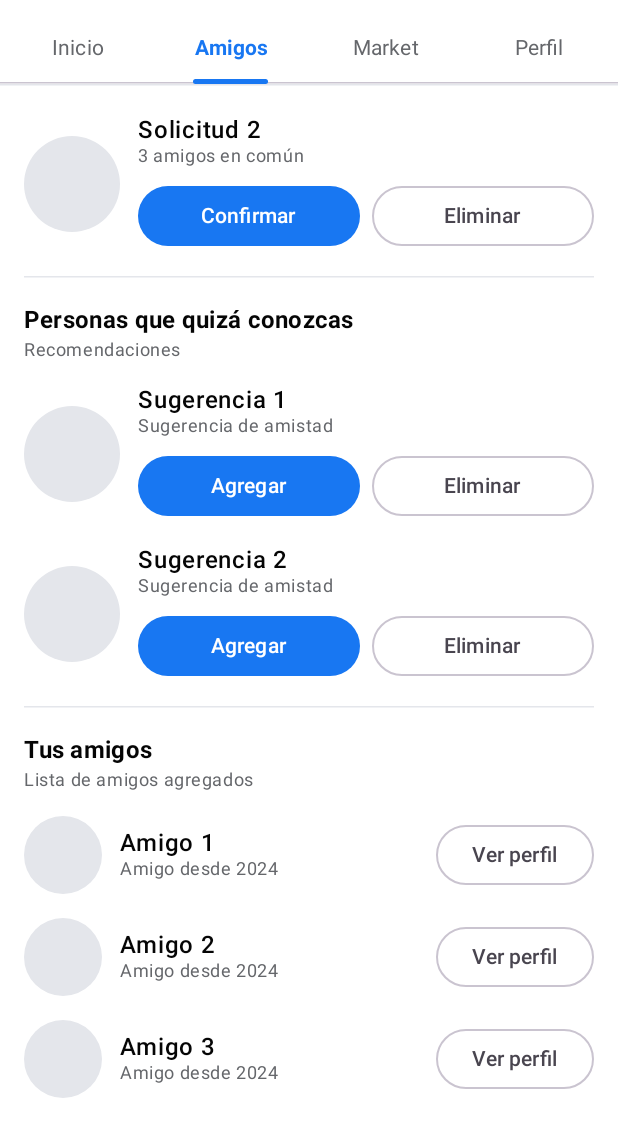
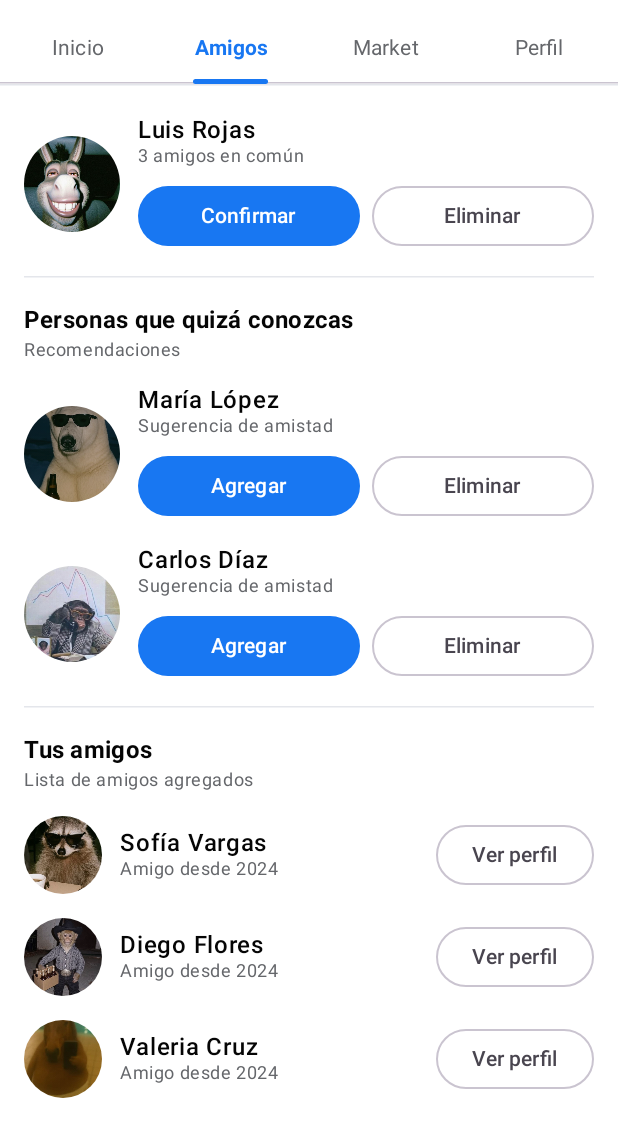
Before and after one commit to josenacho567-eng/facebook, an Android app built with Jetpack Compose: the screen it shows after launch (MainActivity), tab 2 chosen, scrolled down 206 dp, on a phone screen of 412 x 824 dp, the part 114-1236 px from its top. Run offline under Robolectric (Android 15) with nearby library versions, the phone set to English and light mode, and no system bars.

Commit message:
Agregar nombres y fotos a la sección de amigos

```diff
--- a/app/src/main/java/com/example/facebook/ui/screens/FriendsScreen.kt
+++ b/app/src/main/java/com/example/facebook/ui/screens/FriendsScreen.kt
@@ -1,8 +1,9 @@
 package com.example.facebook.ui.screens
 
+// Elementos de Compose para mostrar imágenes, fondos y organizar la pantalla.
+import androidx.compose.foundation.Image
 import androidx.compose.foundation.background
 import androidx.compose.foundation.layout.Arrangement
-import androidx.compose.foundation.layout.Box
 import androidx.compose.foundation.layout.Column
 import androidx.compose.foundation.layout.Row
 import androidx.compose.foundation.layout.Spacer
@@ -14,88 +15,146 @@ import androidx.compose.foundation.layout.size
 import androidx.compose.foundation.layout.width
 import androidx.compose.foundation.lazy.LazyColumn
 import androidx.compose.foundation.shape.CircleShape
+
+// Botones, separadores y textos de Material.
 import androidx.compose.material3.Button
 import androidx.compose.material3.HorizontalDivider
 import androidx.compose.material3.MaterialTheme
 import androidx.compose.material3.OutlinedButton
 import androidx.compose.material3.Text
+
+// Herramientas para crear componentes y vistas previas.
 import androidx.compose.runtime.Composable
 import androidx.compose.ui.Alignment
 import androidx.compose.ui.Modifier
 import androidx.compose.ui.draw.clip
+import androidx.compose.ui.layout.ContentScale
+import androidx.compose.ui.res.painterResource
 import androidx.compose.ui.text.font.FontWeight
 import androidx.compose.ui.tooling.preview.Preview
 import androidx.compose.ui.unit.dp
+
+// R permite acceder a las fotos guardadas en res/drawable-nodpi.
+import com.example.facebook.R
+
+// Colores y tema que ya utiliza el proyecto.
 import com.example.facebook.ui.theme.FacebookPlaceholder
 import com.example.facebook.ui.theme.FacebookSurface
 import com.example.facebook.ui.theme.FacebookTextSecondary
 import com.example.facebook.ui.theme.FacebookTheme
 
+// Representa los datos que necesita cada persona de la pantalla.
+private data class Persona(
+    val nombre: String,  // Nombre que aparecerá junto a la foto.
+    val foto: Int,       // Referencia a una imagen de drawable-nodpi.
+    val detalle: String  // Texto pequeño debajo del nombre.
+)
+
+// Estas son las dos solicitudes de amistad.
+// Cambia los nombres, fotos y detalles por los que tú quieras mostrar.
+private val solicitudes = listOf(
+    Persona("Ana Pérez", R.drawable.foto_solicitud_1, "2 amigos en común"),
+    Persona("Luis Rojas", R.drawable.foto_solicitud_2, "3 amigos en común")
+)
+
+// Estas son las dos personas sugeridas.
+private val sugerencias = listOf(
+    Persona("María López", R.drawable.foto_sugerencia_1, "Sugerencia de amistad"),
+    Persona("Carlos Díaz", R.drawable.foto_sugerencia_2, "Sugerencia de amistad")
+)
+
+// Estos son los tres amigos que aparecen al final de la pantalla.
+private val amigos = listOf(
+    Persona("Sofía Vargas", R.drawable.foto_amigo_1, "Amigo desde 2024"),
+    Persona("Diego Flores", R.drawable.foto_amigo_2, "Amigo desde 2024"),
+    Persona("Valeria Cruz", R.drawable.foto_amigo_3, "Amigo desde 2024")
+)
+
 @Composable
 fun FriendsScreen(modifier: Modifier = Modifier) {
+    // LazyColumn muestra una lista vertical y crea las filas según se necesitan.
     LazyColumn(
         modifier = modifier
-            .fillMaxSize()
-            .background(FacebookSurface)
-            .padding(16.dp),
-        verticalArrangement = Arrangement.spacedBy(16.dp)
+            .fillMaxSize()                 // La lista ocupa toda la pantalla disponible.
+            .background(FacebookSurface) // Aplica el color de fondo del proyecto.
+            .padding(16.dp),              // Deja espacio alrededor del contenido.
+        verticalArrangement = Arrangement.spacedBy(16.dp) // Separa las filas.
     ) {
-        // Título principal
+        // Encabezado principal.
         item {
             Text(
-                text = "Amigos",
+                text = "Amigos", // Título visible en la pantalla.
                 style = MaterialTheme.typography.headlineSmall,
                 fontWeight = FontWeight.Bold
             )
         }
 
-        // 1. Solicitudes de amistad
+        // Título de la sección de solicitudes.
         item {
-            SectionTitle(title = "Solicitudes de amistad", subtitle = "2 nuevas")
-        }
-        items(2) { index ->
-            FriendActionRow(
-                name = "Solicitud ${index + 1}",
-                subtitle = "${index + 2} amigos en común",
-                primaryButtonText = "Confirmar",
-                secondaryButtonText = "Eliminar"
+            SectionTitle(
+                title = "Solicitudes de amistad",
+                subtitle = "${solicitudes.size} nuevas"
             )
         }
 
+        // Crea una fila por cada persona de la lista «solicitudes».
+        items(solicitudes.size) { index ->
+            val persona = solicitudes[index] // Obtiene la solicitud actual.
+
+            FriendActionRow(
+                persona = persona,                // Envía nombre, foto y detalle.
+                primaryButtonText = "Confirmar", // Texto del primer botón.
+                secondaryButtonText = "Eliminar" // Texto del segundo botón.
+            )
+        }
+
+        // Línea que separa solicitudes y sugerencias.
         item {
             HorizontalDivider(color = FacebookPlaceholder)
         }
 
-        // 2. Recomendaciones de amistad
+        // Título de la sección de sugerencias.
         item {
-            SectionTitle(title = "Personas que quizá conozcas", subtitle = "Recomendaciones")
+            SectionTitle(
+                title = "Personas que quizá conozcas",
+                subtitle = "Recomendaciones"
+            )
         }
-        items(2) { index ->
+
+        // Crea una fila por cada persona sugerida.
+        items(sugerencias.size) { index ->
+            val persona = sugerencias[index] // Obtiene la sugerencia actual.
+
             FriendActionRow(
-                name = "Sugerencia ${index + 1}",
-                subtitle = "Sugerencia de amistad",
+                persona = persona,
                 primaryButtonText = "Agregar",
                 secondaryButtonText = "Eliminar"
             )
         }
 
+        // Línea que separa sugerencias y amigos.
         item {
             HorizontalDivider(color = FacebookPlaceholder)
         }
 
-        // 3. Visualización de amigos
+        // Título de la lista de amigos.
         item {
-            SectionTitle(title = "Tus amigos", subtitle = "Lista de amigos agregados")
+            SectionTitle(
+                title = "Tus amigos",
+                subtitle = "Lista de amigos agregados"
+            )
         }
-        items(3) { index ->
-            FriendListItem(
-                name = "Amigo ${index + 1}",
-                subtitle = "Amigo desde 2024"
-            )
+
+        // Crea una fila por cada amigo.
+        items(amigos.size) { index ->
+            val persona = amigos[index] // Obtiene el amigo actual.
+
+            FriendListItem(persona = persona)
         }
     }
 }
 
+// Muestra el título y subtítulo de cada sección.
 @Composable
 private fun SectionTitle(title: String, subtitle: String) {
     Column {
@@ -112,45 +171,53 @@ private fun SectionTitle(title: String, subtitle: String) {
     }
 }
 
+// Muestra una solicitud o una sugerencia con dos botones.
 @Composable
 private fun FriendActionRow(
-    name: String,
-    subtitle: String,
+    persona: Persona,
     primaryButtonText: String,
     secondaryButtonText: String
 ) {
     Row(
-        modifier = Modifier.fillMaxWidth(),
-        verticalAlignment = Alignment.CenterVertically
+        modifier = Modifier.fillMaxWidth(),       // La fila ocupa todo el ancho.
+        verticalAlignment = Alignment.CenterVertically // Centra su contenido.
     ) {
-        Box(
+        Image(
+            painter = painterResource(id = persona.foto), // Carga la foto indicada.
+            contentDescription = "Foto de ${persona.nombre}",
             modifier = Modifier
-                .size(64.dp)
-                .clip(CircleShape)
-                .background(FacebookPlaceholder)
+                .size(64.dp)       // Tamaño de la foto.
+                .clip(CircleShape), // Recorta la foto en forma circular.
+            contentScale = ContentScale.Crop // Rellena el círculo sin deformarla.
         )
-        Spacer(modifier = Modifier.width(12.dp))
+
+        Spacer(modifier = Modifier.width(12.dp)) // Espacio después de la foto.
+
         Column(modifier = Modifier.weight(1f)) {
             Text(
-                text = name,
+                text = persona.nombre, // Muestra el nombre.
                 style = MaterialTheme.typography.bodyLarge,
                 fontWeight = FontWeight.SemiBold
             )
+
             Text(
-                text = subtitle,
+                text = persona.detalle, // Muestra amigos en común o sugerencia.
                 style = MaterialTheme.typography.bodySmall,
                 color = FacebookTextSecondary
             )
-            Spacer(modifier = Modifier.height(8.dp))
+
+            Spacer(modifier = Modifier.height(8.dp)) // Espacio antes de los botones.
+
             Row(horizontalArrangement = Arrangement.spacedBy(8.dp)) {
                 Button(
-                    onClick = { },
+                    onClick = { }, // El proyecto todavía no define esta acción.
                     modifier = Modifier.weight(1f)
                 ) {
                     Text(primaryButtonText)
                 }
+
                 OutlinedButton(
-                    onClick = { },
+                    onClick = { }, // El proyecto todavía no define esta acción.
                     modifier = Modifier.weight(1f)
                 ) {
                     Text(secondaryButtonText)
@@ -160,40 +227,45 @@ private fun FriendActionRow(
     }
 }
 
+// Muestra un amigo de la lista final.
 @Composable
-private fun FriendListItem(
-    name: String,
-    subtitle: String
-) {
+private fun FriendListItem(persona: Persona) {
     Row(
         modifier = Modifier.fillMaxWidth(),
         verticalAlignment = Alignment.CenterVertically
     ) {
-        Box(
+        Image(
+            painter = painterResource(id = persona.foto), // Carga la foto del amigo.
+            contentDescription = "Foto de ${persona.nombre}",
             modifier = Modifier
-                .size(52.dp)
-                .clip(CircleShape)
-                .background(FacebookPlaceholder)
+                .size(52.dp)       // Esta foto es un poco más pequeña.
+                .clip(CircleShape), // La muestra como círculo.
+            contentScale = ContentScale.Crop
         )
+
         Spacer(modifier = Modifier.width(12.dp))
+
         Column(modifier = Modifier.weight(1f)) {
             Text(
-                text = name,
+                text = persona.nombre, // Nombre del amigo.
                 style = MaterialTheme.typography.bodyLarge,
                 fontWeight = FontWeight.SemiBold
             )
+
             Text(
-                text = subtitle,
+                text = persona.detalle, // Por ejemplo: «Amigo desde 2024».
                 style = MaterialTheme.typography.bodySmall,
                 color = FacebookTextSecondary
             )
         }
-        OutlinedButton(onClick = { }) {
+
+        OutlinedButton(onClick = { }) { // Aún no abre un perfil.
             Text("Ver perfil")
         }
     }
 }
 
+// Permite ver esta pantalla en la vista previa de Android Studio.
 @Preview(showBackground = true)
 @Composable
 private fun FriendsScreenPreview() {
```
Also changed, not shown: app/src/main/res/drawable-nodpi/foto_amigo_1.png (added), app/src/main/res/drawable-nodpi/foto_amigo_2.png (added), app/src/main/res/drawable-nodpi/foto_amigo_3.png (added), app/src/main/res/drawable-nodpi/foto_solicitud_1.png (added), app/src/main/res/drawable-nodpi/foto_solicitud_2.png (added), app/src/main/res/drawable-nodpi/foto_sugerencia_1.png (added), app/src/main/res/drawable-nodpi/foto_sugerencia_2.png (added).
